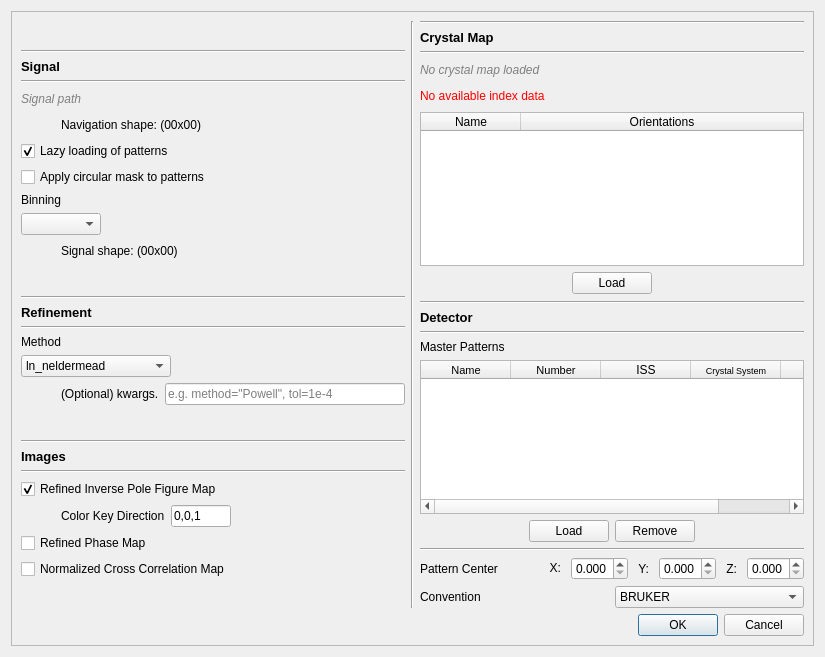
Qt form ui/refine_setup.ui (EBSP-Indexer/EBSP-Indexer) before a commit.
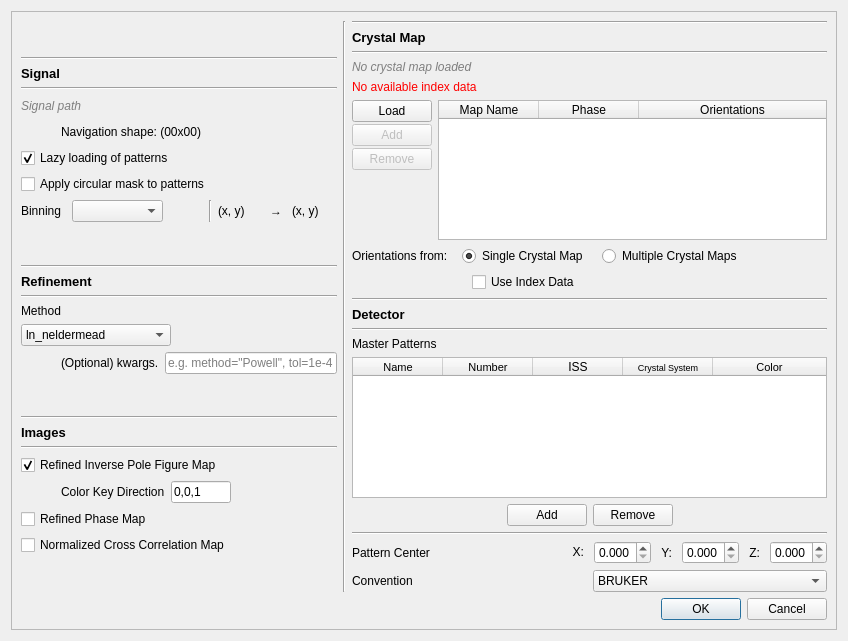
The same form after that commit.

Commit message: Overhaul code and UI for 3 use cases in refinement

```diff
--- a/ui/refine_setup.ui
+++ b/ui/refine_setup.ui
@@ -6,12 +6,12 @@
    <rect>
     <x>0</x>
     <y>0</y>
-    <width>825</width>
-    <height>657</height>
+    <width>848</width>
+    <height>641</height>
    </rect>
   </property>
   <property name="windowTitle">
-   <string>Refine Crystal Map</string>
+   <string>Refine Crystal Map Orientations</string>
   </property>
   <layout class="QGridLayout" name="gridLayout">
    <item row="0" column="0">
@@ -22,7 +22,7 @@
      <property name="frameShadow">
       <enum>QFrame::Raised</enum>
      </property>
-     <layout class="QGridLayout" name="gridLayout_3" rowstretch="2,0,0,2" columnstretch="2,0,0,2">
+     <layout class="QGridLayout" name="gridLayout_3" rowstretch="2,0,0,2" columnstretch="2,0,0,3">
       <item row="2" column="0">
        <layout class="QVBoxLayout" name="verticalLayout">
         <item>
@@ -175,42 +175,30 @@
               </property>
              </widget>
             </item>
+           </layout>
+          </item>
+         </layout>
+        </item>
             <item>
-             <widget class="QLabel" name="label_7">
+         <layout class="QHBoxLayout" name="horizontalLayout_14" stretch="1,2,0,0,1,0,1">
+          <property name="spacing">
+           <number>6</number>
+          </property>
+          <item>
+           <widget class="QLabel" name="label_15">
               <property name="text">
                <string>Binning</string>
               </property>
-              <property name="alignment">
-               <set>Qt::AlignLeading|Qt::AlignLeft|Qt::AlignVCenter</set>
-              </property>
              </widget>
             </item>
             <item>
-             <widget class="QComboBox" name="comboBoxBinning">
-              <property name="maximumSize">
-               <size>
-                <width>80</width>
-                <height>16777215</height>
-               </size>
-              </property>
-              <property name="toolTip">
-               <string>&lt;html&gt;&lt;head/&gt;&lt;body&gt;&lt;p&gt;Detector binning, i.e. how many pixels are binned into one, default is no binning&lt;/p&gt;&lt;/body&gt;&lt;/html&gt;</string>
-              </property>
-              <property name="layoutDirection">
-               <enum>Qt::LeftToRight</enum>
-              </property>
-             </widget>
+           <widget class="QComboBox" name="comboBoxBinning"/>
             </item>
             <item>
-             <layout class="QHBoxLayout" name="horizontalLayout_2">
-              <item>
-               <spacer name="horizontalSpacer_9">
+           <spacer name="horizontalSpacer_16">
                 <property name="orientation">
                  <enum>Qt::Horizontal</enum>
                 </property>
-                <property name="sizeType">
-                 <enum>QSizePolicy::Fixed</enum>
-                </property>
                 <property name="sizeHint" stdset="0">
                  <size>
                   <width>40</width>
@@ -220,28 +208,32 @@
                </spacer>
               </item>
               <item>
-               <widget class="QLabel" name="labelSignalShape">
+           <widget class="Line" name="line_13">
+            <property name="orientation">
+             <enum>Qt::Vertical</enum>
+            </property>
+           </widget>
+          </item>
+          <item>
+           <widget class="QLabel" name="labelOriginalSignalShape">
                 <property name="text">
-                 <string>Signal shape: (00x00)</string>
+             <string>(x, y)</string>
                 </property>
                </widget>
               </item>
               <item>
-               <spacer name="horizontalSpacer_5">
-                <property name="orientation">
-                 <enum>Qt::Horizontal</enum>
-                </property>
-                <property name="sizeHint" stdset="0">
-                 <size>
-                  <width>40</width>
-                  <height>20</height>
-                 </size>
-                </property>
-               </spacer>
-              </item>
-             </layout>
-            </item>
-           </layout>
+           <widget class="QLabel" name="label_18">
+            <property name="text">
+             <string>&lt;p&gt; &amp;rarr; &lt;/p&gt;</string>
+            </property>
+           </widget>
+          </item>
+          <item>
+           <widget class="QLabel" name="labelNewSignalShape">
+            <property name="text">
+             <string>(x, y)</string>
+            </property>
+           </widget>
           </item>
          </layout>
         </item>
@@ -583,7 +575,7 @@
        </widget>
       </item>
       <item row="2" column="3">
-       <layout class="QVBoxLayout" name="verticalLayout_2" stretch="0,0,0,0,0,0,0,0,0,0,0,0,0,0,0,0,0,1">
+       <layout class="QVBoxLayout" name="verticalLayout_2" stretch="0,0,0,0,0,0,0,0,0,0,0,0,0,0,0,0,0,0,0,1">
         <item>
          <widget class="Line" name="line_4">
           <property name="orientation">
@@ -631,23 +623,8 @@
             </property>
            </widget>
           </item>
-          <item>
-           <spacer name="horizontalSpacer_11">
-            <property name="orientation">
-             <enum>Qt::Horizontal</enum>
-            </property>
-            <property name="sizeHint" stdset="0">
-             <size>
-              <width>40</width>
-              <height>20</height>
-             </size>
-            </property>
-           </spacer>
-          </item>
          </layout>
         </item>
-        <item>
-         <layout class="QHBoxLayout" name="layoutIndexData">
           <item>
            <widget class="QLabel" name="labelIndexDataStatus">
             <property name="styleSheet">
@@ -659,14 +636,63 @@
            </widget>
           </item>
           <item>
-           <spacer name="horizontalSpacer_12">
+         <layout class="QHBoxLayout" name="layoutIndexData"/>
+        </item>
+        <item>
+         <layout class="QHBoxLayout" name="horizontalLayout_7" stretch="0,1">
+          <item>
+           <layout class="QVBoxLayout" name="verticalLayout_9" stretch="0,0,0,1">
+            <property name="spacing">
+             <number>2</number>
+            </property>
+            <item>
+             <widget class="QPushButton" name="pushButtonLoadXmap">
+              <property name="enabled">
+               <bool>true</bool>
+              </property>
+              <property name="toolTip">
+               <string>&lt;html&gt;&lt;head/&gt;&lt;body&gt;&lt;p&gt;Add phase from master pattern (*.h5)&lt;/p&gt;&lt;/body&gt;&lt;/html&gt;</string>
+              </property>
+              <property name="text">
+               <string>Load</string>
+              </property>
+             </widget>
+            </item>
+            <item>
+             <widget class="QPushButton" name="pushButtonAddXmap">
+              <property name="enabled">
+               <bool>false</bool>
+              </property>
+              <property name="toolTip">
+               <string>&lt;html&gt;&lt;head/&gt;&lt;body&gt;&lt;p&gt;Add phase from master pattern (*.h5)&lt;/p&gt;&lt;/body&gt;&lt;/html&gt;</string>
+              </property>
+              <property name="text">
+               <string>Add</string>
+              </property>
+             </widget>
+            </item>
+            <item>
+             <widget class="QPushButton" name="pushButtonRemoveXmap">
+              <property name="enabled">
+               <bool>false</bool>
+              </property>
+              <property name="toolTip">
+               <string>&lt;html&gt;&lt;head/&gt;&lt;body&gt;&lt;p&gt;Add phase from master pattern (*.h5)&lt;/p&gt;&lt;/body&gt;&lt;/html&gt;</string>
+              </property>
+              <property name="text">
+               <string>Remove</string>
+              </property>
+             </widget>
+            </item>
+            <item>
+             <spacer name="verticalSpacer_19">
             <property name="orientation">
-             <enum>Qt::Horizontal</enum>
+               <enum>Qt::Vertical</enum>
             </property>
             <property name="sizeHint" stdset="0">
              <size>
-              <width>40</width>
-              <height>20</height>
+                <width>20</width>
+                <height>40</height>
              </size>
             </property>
            </spacer>
@@ -676,17 +702,31 @@
         <item>
          <widget class="QTableWidget" name="tableWidgetXmap">
           <property name="selectionMode">
-           <enum>QAbstractItemView::NoSelection</enum>
-          </property>
+             <enum>QAbstractItemView::SingleSelection</enum>
+            </property>
+            <property name="selectionBehavior">
+             <enum>QAbstractItemView::SelectRows</enum>
+            </property>
+            <attribute name="horizontalHeaderDefaultSectionSize">
+             <number>100</number>
+            </attribute>
           <attribute name="horizontalHeaderStretchLastSection">
            <bool>true</bool>
           </attribute>
+            <attribute name="verticalHeaderVisible">
+             <bool>false</bool>
+            </attribute>
           <attribute name="verticalHeaderStretchLastSection">
            <bool>true</bool>
           </attribute>
           <column>
            <property name="text">
-            <string>Name</string>
+              <string>Map Name</string>
+             </property>
+            </column>
+            <column>
+             <property name="text">
+              <string>Phase</string>
            </property>
           </column>
           <column>
@@ -696,33 +736,51 @@
           </column>
          </widget>
         </item>
+         </layout>
+        </item>
         <item>
-         <layout class="QHBoxLayout" name="horizontalLayout_9">
+         <layout class="QHBoxLayout" name="horizontalLayout_6">
+          <property name="spacing">
+           <number>14</number>
+          </property>
           <item>
-           <spacer name="horizontalSpacer_19">
-            <property name="orientation">
-             <enum>Qt::Horizontal</enum>
+           <widget class="QLabel" name="label_13">
+            <property name="text">
+             <string>Orientations from:</string>
             </property>
-            <property name="sizeHint" stdset="0">
-             <size>
-              <width>40</width>
-              <height>20</height>
-             </size>
+           </widget>
+          </item>
+          <item>
+           <widget class="QRadioButton" name="radioButtonSingleXmap">
+            <property name="enabled">
+             <bool>true</bool>
             </property>
-           </spacer>
+            <property name="text">
+             <string>Single Crystal Map</string>
+            </property>
+            <property name="checkable">
+             <bool>true</bool>
+            </property>
+            <property name="checked">
+             <bool>true</bool>
+            </property>
+           </widget>
           </item>
           <item>
-           <widget class="QPushButton" name="pushButtonLoadXmap">
-            <property name="toolTip">
-             <string>&lt;html&gt;&lt;head/&gt;&lt;body&gt;&lt;p&gt;Add phase from master pattern (*.h5)&lt;/p&gt;&lt;/body&gt;&lt;/html&gt;</string>
+           <widget class="QRadioButton" name="radioButtonMultipleXmap">
+            <property name="enabled">
+             <bool>true</bool>
             </property>
             <property name="text">
-             <string>Load</string>
+             <string>Multiple Crystal Maps</string>
             </property>
+            <property name="checkable">
+             <bool>true</bool>
+            </property>
            </widget>
           </item>
           <item>
-           <spacer name="horizontalSpacer_20">
+           <spacer name="horizontalSpacer_13">
             <property name="orientation">
              <enum>Qt::Horizontal</enum>
             </property>
@@ -749,6 +807,52 @@
           </property>
          </spacer>
         </item>
+        <item>
+         <layout class="QHBoxLayout" name="horizontalLayout_2">
+          <item>
+           <spacer name="horizontalSpacer_9">
+            <property name="orientation">
+             <enum>Qt::Horizontal</enum>
+            </property>
+            <property name="sizeType">
+             <enum>QSizePolicy::Fixed</enum>
+            </property>
+            <property name="sizeHint" stdset="0">
+             <size>
+              <width>120</width>
+              <height>0</height>
+             </size>
+            </property>
+           </spacer>
+          </item>
+          <item>
+           <widget class="QCheckBox" name="checkBoxData">
+            <property name="enabled">
+             <bool>true</bool>
+            </property>
+            <property name="text">
+             <string>Use Index Data</string>
+            </property>
+            <property name="checked">
+             <bool>false</bool>
+            </property>
+           </widget>
+          </item>
+          <item>
+           <spacer name="horizontalSpacer_5">
+            <property name="orientation">
+             <enum>Qt::Horizontal</enum>
+            </property>
+            <property name="sizeHint" stdset="0">
+             <size>
+              <width>40</width>
+              <height>20</height>
+             </size>
+            </property>
+           </spacer>
+          </item>
+         </layout>
+        </item>
         <item>
          <widget class="Line" name="line_19">
           <property name="orientation">
@@ -785,11 +889,11 @@
          </widget>
         </item>
         <item>
-         <widget class="QTableWidget" name="tableWidgetPhase">
+         <widget class="QTableWidget" name="tableWidgetMP">
           <property name="minimumSize">
            <size>
             <width>250</width>
-            <height>50</height>
+            <height>100</height>
            </size>
           </property>
           <property name="selectionBehavior">
@@ -884,7 +988,7 @@
              <string>&lt;html&gt;&lt;head/&gt;&lt;body&gt;&lt;p&gt;Add phase from master pattern (*.h5)&lt;/p&gt;&lt;/body&gt;&lt;/html&gt;</string>
             </property>
             <property name="text">
-             <string>Load</string>
+             <string>Add</string>
             </property>
            </widget>
           </item>
```
Left out of the diff: 52 changed lines with no effect on the pictures. Lines whose indentation alone changed are shown as unchanged. The commit also changes 2 other files.
